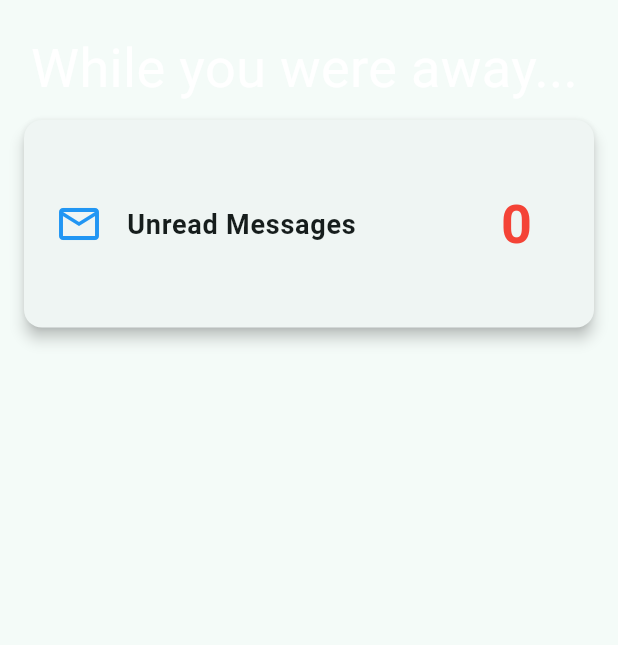
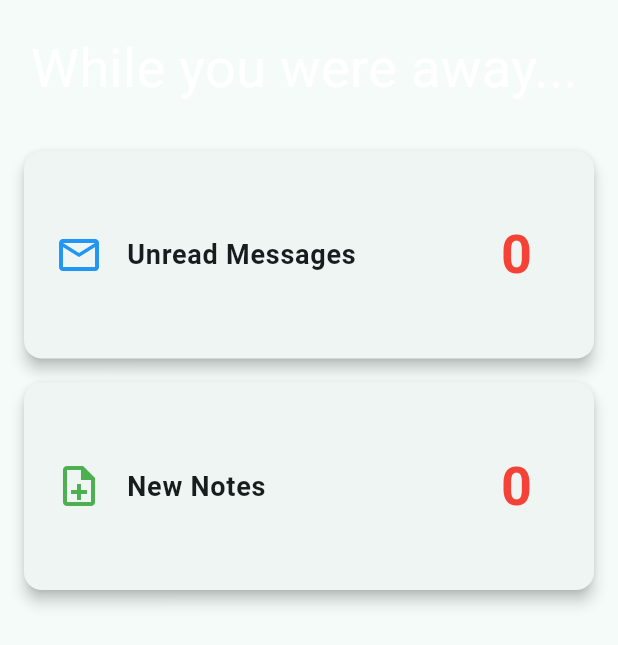
Before and after one commit to RCR0101/padhaihub_rcr, a Flutter app: the OverviewSection widget shown alone on an empty page, opened directly, on a phone screen of 412 x 824 dp. Shown: the top 645 px of the screen. Run offline on Flutter 3.47's test engine with Material 3 defaults, Android fonts, the phone set to English and light mode, and no system bars; our stand-ins replace bloc, cloud_firestore, dio, equatable, file_picker, firebase_auth and 9 more; missing offline and left inert: flutter_pdfview; accounts and stored records are empty.

Commit message:
feat(overview): *not working* number of new notes shared now on overview page

```diff
--- a/lib/bloc/notes_bloc/notes_event.dart
+++ b/lib/bloc/notes_bloc/notes_event.dart
@@ -8,3 +8,7 @@ class UploadPdfEvent extends BroadcastEvent {
 }
 
 class FetchPdfsEvent extends BroadcastEvent {}
+
+class UserVisitedNotesPage extends BroadcastEvent {}
+
+class CalculateUnreadNotesEvent extends BroadcastEvent {}
--- a/lib/bloc/notes_bloc/notes_state.dart
+++ b/lib/bloc/notes_bloc/notes_state.dart
@@ -16,3 +16,9 @@ class BroadcastError extends BroadcastState {
   final String message;
   BroadcastError(this.message);
 }
+
+class NewNotesCountUpdated extends BroadcastState {
+  final int newNotesCount;
+
+  NewNotesCountUpdated(this.newNotesCount);
+}
--- a/lib/main.dart
+++ b/lib/main.dart
@@ -5,6 +5,8 @@ import 'package:firebase_core/firebase_core.dart';
 import 'package:flutter/material.dart';
 import 'package:flutter_bloc/flutter_bloc.dart';
 import 'package:google_fonts/google_fonts.dart';
+import 'package:padhaihub_v2/bloc/notes_bloc/notes_bloc.dart';
+import 'package:padhaihub_v2/bloc/notes_bloc/notes_event.dart';
 import 'package:padhaihub_v2/bloc/sign_in_bloc/sign_in_bloc.dart';
 import 'package:padhaihub_v2/overview.dart';
 import 'bloc/chat_bloc/chat_bloc.dart';
@@ -30,6 +32,10 @@ class App extends StatelessWidget {
         ),
         BlocProvider<SignInBloc>(
           create: (context) => SignInBloc(),
+        ),
+        BlocProvider<BroadcastBLoC>(
+          create: (context) =>
+              BroadcastBLoC()..add(CalculateUnreadNotesEvent()),
         ),
         BlocProvider<OverviewBloc>(
           create: (context) => OverviewBloc()..add(LoadUnreadCount()),
--- a/lib/notes.dart
+++ b/lib/notes.dart
@@ -13,7 +13,6 @@ import 'package:padhaihub_v2/pdf_view.dart';
 import 'package:path_provider/path_provider.dart';
 import 'bloc/notes_bloc/notes_bloc.dart';
 import 'dart:io';
-import 'package:firebase_auth/firebase_auth.dart';
 import 'bloc/notes_bloc/notes_event.dart';
 
 class MyNotesPage extends StatelessWidget {
@@ -32,7 +31,10 @@ class MyNotesPage extends StatelessWidget {
         appBar: AppBar(
           centerTitle: true,
           leading: IconButton(
-            onPressed: () => Navigator.pop(context),
+            onPressed: () {
+              context.read<BroadcastBLoC>().add(UserVisitedNotesPage());
+              Navigator.pop(context);
+            },
             icon: const Icon(Icons.arrow_back),
           ),
           title: Text(
--- a/lib/overview.dart
+++ b/lib/overview.dart
@@ -1,3 +1,5 @@
+// ignore_for_file: prefer_const_constructors
+
 import 'package:flutter/material.dart';
 import 'package:flutter/services.dart';
 import 'package:flutter_bloc/flutter_bloc.dart';
@@ -6,7 +8,8 @@ import 'package:padhaihub_v2/bloc/notes_bloc/notes_bloc.dart';
 import 'package:padhaihub_v2/chat_list.dart';
 import 'package:padhaihub_v2/notes.dart';
 import 'package:padhaihub_v2/profile_page.dart';
-
+import 'bloc/notes_bloc/notes_event.dart';
+import 'bloc/notes_bloc/notes_state.dart';
 import 'bloc/overview_bloc/overview_bloc.dart';
 import 'bloc/overview_bloc/overview_state.dart';
 import 'bloc/profile_bloc/profile_bloc.dart';
@@ -19,7 +22,6 @@ class MyLandingPage extends StatelessWidget {
 
   @override
   Widget build(BuildContext context) {
-    // Use MediaQuery to get screen size
     final Size screenSize = MediaQuery.of(context).size;
     // ignore: deprecated_member_use
     return WillPopScope(
@@ -152,7 +154,9 @@ class OverviewSection extends StatelessWidget {
           children: [
             SizedBox(height: 20), // Use fixed size for consistency
             _buildTitle(sidePadding),
-            _buildOverviewBlocBuilder(sidePadding, upPadding),
+            SizedBox(height: upPadding * 0.5),
+            _buildOverviewMessages(sidePadding, upPadding),
+            _buildOverviewNotes(sidePadding, upPadding),
           ],
         ),
       ),
@@ -175,7 +179,7 @@ class OverviewSection extends StatelessWidget {
     );
   }
 
-  Widget _buildOverviewBlocBuilder(double sidePadding, double upPadding) {
+  Widget _buildOverviewMessages(double sidePadding, double upPadding) {
     return BlocBuilder<OverviewBloc, OverviewState>(
       builder: (context, state) {
         if (state is OverviewLoading) {
@@ -189,10 +193,65 @@ class OverviewSection extends StatelessWidget {
             child: Text("Error: ${state.message}"),
           );
         } else {
-          return SizedBox
-              .shrink(); // For OverviewInitial or any other unhandled state
+          return SizedBox.shrink();
         }
       },
+    );
+  }
+
+  Widget _buildOverviewNotes(double sidePadding, double upPadding) {
+    return BlocBuilder<BroadcastBLoC, BroadcastState>(
+      builder: (context, state) {
+        if (state is NewNotesCountUpdated) {
+          return _buildNotesContent(
+              state.newNotesCount, sidePadding, upPadding);
+        } else {
+          return Center(child: CircularProgressIndicator());
+        }
+      },
+    );
+  }
+
+  Card _buildNotesContent(
+      int newNotesCount, double sidePadding, double upPadding) {
+    return Card(
+      elevation: 4,
+      margin: EdgeInsets.symmetric(horizontal: 16, vertical: 8),
+      shape: RoundedRectangleBorder(
+        borderRadius: BorderRadius.circular(12),
+      ),
+      child: Padding(
+        padding:
+            EdgeInsets.symmetric(horizontal: sidePadding, vertical: upPadding),
+        child: Stack(
+          alignment: Alignment.centerRight,
+          children: [
+            ListTile(
+              contentPadding: EdgeInsets.zero,
+              leading:
+                  Icon(Icons.note_add_outlined, size: 32, color: Colors.green),
+              title: Text(
+                "New Notes",
+                style: TextStyle(fontWeight: FontWeight.bold, fontSize: 18),
+              ),
+            ),
+            Positioned(
+              top: 0,
+              right: sidePadding,
+              bottom: 0,
+              child: Center(
+                child: Text(
+                  "$newNotesCount",
+                  style: TextStyle(
+                      color: Colors.red,
+                      fontSize: 36,
+                      fontWeight: FontWeight.bold),
+                ),
+              ),
+            ),
+          ],
+        ),
+      ),
     );
   }
 
```
Also changed, not shown: lib/bloc/notes_bloc/notes_bloc.dart (+31 -0 lines).
